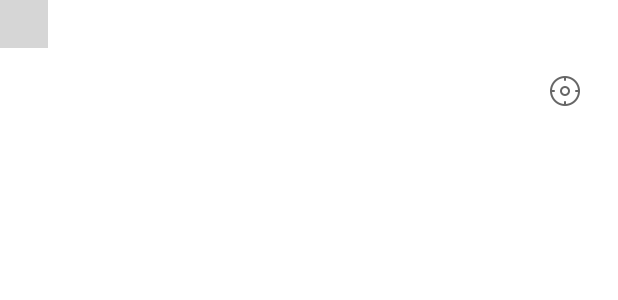
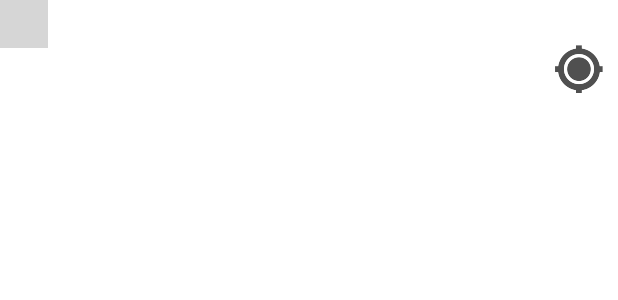
Before and after one commit to abrums21/muscleCaptain_AS, an Android app: the layout activity_tool_gym.xml on its own in the app's theme, with its tools: preview values and no code run, on a phone screen of 412 x 824 dp. Shown: the top 300 px of the screen. Run offline under Robolectric (Android 15) with nearby library versions, the phone set to English and light mode, and no system bars; plain views replace MapView; network calls fail; grey boxes are pictures that could not be loaded.

Commit message:
modify drawables

```diff
--- a/app/src/main/java/com/chenglong/muscle/activity/toolbox/ToolInfoActivity.java
+++ b/app/src/main/java/com/chenglong/muscle/activity/toolbox/ToolInfoActivity.java
@@ -4,6 +4,7 @@ import com.chenglong.muscle.db.TipDBHelper;
 import com.chenglong.muscle.R;
 
 import android.app.Activity;
+import android.graphics.Typeface;
 import android.os.Bundle;
 import android.view.View;
 import android.widget.TextSwitcher;
@@ -31,6 +32,7 @@ public class ToolInfoActivity extends Activity {
             public View makeView() {
                 TextView tv = new TextView(ToolInfoActivity.this);
                 tv.setTextSize(21);
+                tv.setTypeface(Typeface.SANS_SERIF);
                 tv.getPaint().setFakeBoldText(true);
                 return tv;
             }
--- a/app/src/main/res/layout/activity_tool_gym.xml
+++ b/app/src/main/res/layout/activity_tool_gym.xml
@@ -18,7 +18,7 @@
         android:layout_alignParentRight="true"
         android:layout_alignParentTop="true"
         android:layout_marginRight="10dp"
-        android:layout_marginTop="35dp"
+        android:layout_marginTop="30dp"
         android:src="@drawable/tool_gym_mylocation"/>
 
 </RelativeLayout>
```
Also changed, not shown: app/src/main/res/drawable-hdpi/tool_gym_mylocation.png, app/src/main/res/drawable-hdpi/tool_gym_mylocation2.png (deleted), app/src/main/res/drawable-nodpi/tool_gym_arrow.png (renamed from app/src/main/res/drawable-hdpi/tool_gym_arrow.png), app/src/main/res/drawable-xhdpi/tool_gym_arrow.png (deleted), app/src/main/res/drawable-xxhdpi/tool_gym_arrow.png (deleted), app/src/main/res/drawable-xxxhdpi/tool_gym_arrow.png (deleted).
